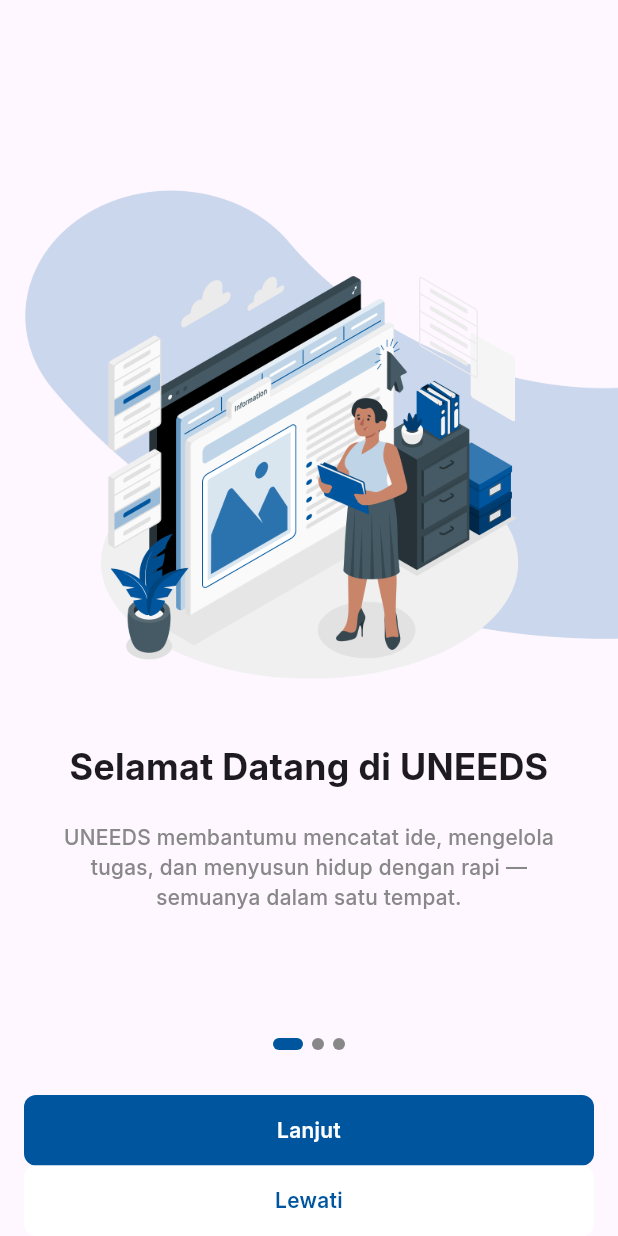
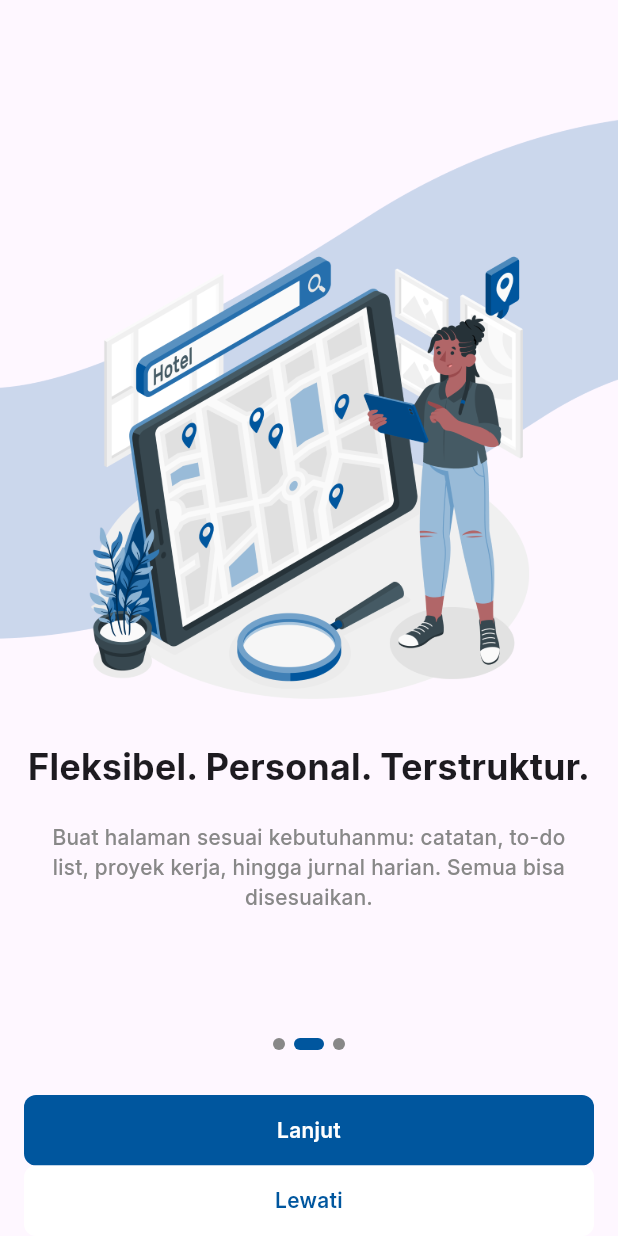
Before and after one commit to aryaprtm11/uneeds, a Flutter app: the screen it shows after launch, after a tap on "Lanjut", on a phone screen of 412 x 824 dp. Run offline on Flutter 3.47's test engine with Material 3 defaults, Android fonts, the phone set to English and light mode, and no system bars.

Commit message:
fix button and indicator

```diff
--- a/uneeds/lib/views/onboarding.dart
+++ b/uneeds/lib/views/onboarding.dart
@@ -102,7 +102,9 @@
                 child: Wrap(
                   spacing: 6,
                   children: [
-                    Container(
+                    AnimatedContainer(
+                      duration: Duration(milliseconds: 200),
+                      curve: Curves.easeInOut,
                       decoration: BoxDecoration(
                         color: currentPage == 0 ? blueColor : fontGrayColor,
                         borderRadius: BorderRadius.circular(8),
@@ -111,7 +113,9 @@
                       width: currentPage == 0 ? 20 : 8,
                     ),
 
-                    Container(
+                    AnimatedContainer(
+                      duration: Duration(milliseconds: 200),
+                      curve: Curves.easeInOut,
                       decoration: BoxDecoration(
                         color: currentPage == 1 ? blueColor : fontGrayColor,
                         borderRadius: BorderRadius.circular(8),
@@ -120,7 +124,9 @@
                       width: currentPage == 1 ? 20 : 8,
                     ),
 
-                    Container(
+                    AnimatedContainer(
+                      duration: Duration(milliseconds: 200),
+                      curve: Curves.easeInOut,
                       decoration: BoxDecoration(
                         color: currentPage == 2 ? blueColor : fontGrayColor,
                         borderRadius: BorderRadius.circular(8),
@@ -135,6 +141,11 @@
                 padding: EdgeInsets.symmetric(horizontal: 16),
                 child: GestureDetector(
                   onTap: () {
+                    pageController.animateToPage(
+                      currentPage + 1,
+                      duration: Duration(milliseconds: 200),
+                      curve: Curves.easeInOut,
+                    );
                     // print("lanjut");
                   },
                   child: Container(
@@ -145,7 +156,7 @@
                       borderRadius: BorderRadius.circular(8),
                     ),
                     child: Text(
-                      "Lanjut",
+                      currentPage == 2 ? "Mulai" : "Lanjut",
                       textAlign: TextAlign.center,
                       style: TextStyle(
                         fontFamily: "InterSemiBold",
@@ -156,11 +167,17 @@
                   ),
                 ),
               ),
-
-              Padding(
+              currentPage == 2
+                  ? SizedBox(height: 47)
+                  : Padding(
                     padding: EdgeInsets.symmetric(horizontal: 16),
                     child: GestureDetector(
                       onTap: () {
+                        pageController.animateToPage(
+                          2,
+                          duration: Duration(milliseconds: 200),
+                          curve: Curves.easeInOut,
+                        );
                         // print("lewati");
                       },
                       child: Container(
```
Lines whose indentation alone changed are shown as unchanged.
